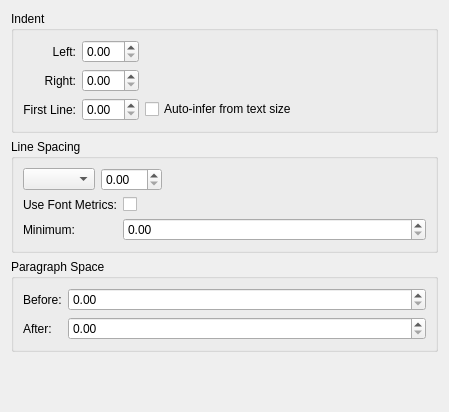
This is plugins/textshape/dialogs/ParagraphIndentSpacing.ui in KDE/krita as Qt 5 draws it before an edit. The edited form follows.
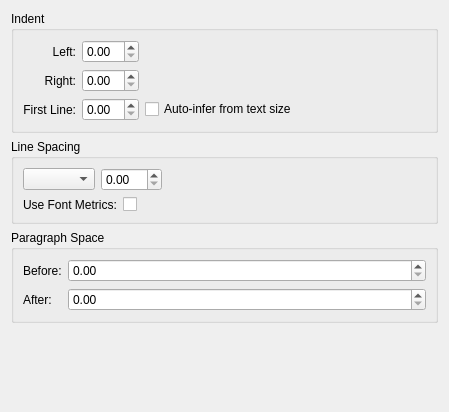
This is the edited form. The open tabs and pages were chosen to show the change. Custom widgets are drawn as their Qt base class.

Commit message:
Make sure linespacing is applied and also make usre we do the inheritance check
However the fix contains a new string so it can't be backported to 2.4 series

Diff of the .ui file:
```diff
--- a/plugins/textshape/dialogs/ParagraphIndentSpacing.ui
+++ b/plugins/textshape/dialogs/ParagraphIndentSpacing.ui
@@ -12,16 +12,16 @@
   <property name="whatsThis" >
    <string>&lt;p>&lt;ul>&lt;li>&lt;b>Single&lt;/b>: The normal linespacing&lt;/li>&lt;/ul>&lt;/p> </string>
   </property>
-  <layout class="QGridLayout" >
-   <item row="0" column="0" >
-    <widget class="QGroupBox">
-     <property name="title" >
+  <layout class="QGridLayout">
+   <item row="0" column="0">
+    <widget class="QGroupBox" name="groupBox">
+     <property name="title">
       <string>Indent</string>
      </property>
      <layout class="QGridLayout" columnstretch="0,0,1">
-      <item row="0" column="0" >
-       <widget class="QLabel">
-        <property name="text" >
+      <item row="0" column="0">
+       <widget class="QLabel" name="label">
+        <property name="text">
          <string>Left:</string>
         </property>
         <property name="alignment">
@@ -42,9 +42,9 @@
         </property>
        </spacer>
       </item>
-      <item row="1" column="0" >
-       <widget class="QLabel">
-        <property name="text" >
+      <item row="1" column="0">
+       <widget class="QLabel" name="label">
+        <property name="text">
          <string>Right:</string>
         </property>
         <property name="alignment">
@@ -58,9 +58,9 @@
       <item row="1" column="1" >
        <widget class="KoUnitDoubleSpinBox" name="right" />
       </item>
-      <item row="2" column="0" >
-       <widget class="QLabel">
-        <property name="text" >
+      <item row="2" column="0">
+       <widget class="QLabel" name="label">
+        <property name="text">
          <string>First Line:</string>
         </property>
         <property name="alignment">
@@ -84,12 +84,12 @@
      </layout>
     </widget>
    </item>
-   <item row="1" column="0" >
-    <widget class="QGroupBox">
-     <property name="whatsThis" >
-      <string>&lt;p>&lt;ul>&lt;li>&lt;b>Single&lt;/b>: The normal linespacing&lt;/li>&lt;/ul>&lt;/p> </string>
+   <item row="1" column="0">
+    <widget class="QGroupBox" name="groupBox">
+     <property name="whatsThis">
+      <string>&lt;p&gt;&lt;ul&gt;&lt;li&gt;&lt;b&gt;Single&lt;/b&gt;: The normal linespacing&lt;/li&gt;&lt;/ul&gt;&lt;/p&gt; </string>
      </property>
-     <property name="title" >
+     <property name="title">
       <string>Line Spacing</string>
      </property>
      <layout class="QVBoxLayout">
@@ -150,18 +150,27 @@
         <property name="orientation" >
          <enum>Qt::Horizontal</enum>
         </property>
+          <property name="sizeHint" stdset="0">
+           <size>
+            <width>0</width>
+            <height>0</height>
+           </size>
+          </property>
        </spacer>
       </item>
      </layout>
       </item>
       <item>
-       <layout class="QFormLayout" >
-        <property name="margin" >
+       <layout class="QFormLayout">
+        <property name="fieldGrowthPolicy">
+         <enum>QFormLayout::ExpandingFieldsGrow</enum>
+        </property>
+        <property name="margin">
          <number>0</number>
         </property>
-        <item row="0" column="0" >
-         <widget class="QLabel">
-          <property name="text" >
+        <item row="0" column="0">
+         <widget class="QLabel" name="label">
+          <property name="text">
            <string>Use Font Metrics:</string>
           </property>
           <property name="buddy" >
@@ -176,33 +185,20 @@
           </property>
          </widget>
         </item>
-        <item row="1" column="0" >
-         <widget class="QLabel">
-          <property name="text" >
-           <string>Minimum:</string>
-          </property>
-          <property name="buddy" >
-           <cstring>minimumLineSpacing</cstring>
-          </property>
-         </widget>
-        </item>
-        <item row="1" column="1" >
-         <widget class="KoUnitDoubleSpinBox" name="minimumLineSpacing" />
-        </item>
        </layout>
       </item>
      </layout>
     </widget>
    </item>
-   <item row="2" column="0" >
-    <widget class="QGroupBox">
-     <property name="title" >
+   <item row="2" column="0">
+    <widget class="QGroupBox" name="groupBox">
+     <property name="title">
       <string>Paragraph Space</string>
      </property>
-     <layout class="QFormLayout" >
-      <item row="0" column="0" >
-       <widget class="QLabel">
-        <property name="text" >
+     <layout class="QFormLayout">
+      <item row="0" column="0">
+       <widget class="QLabel" name="label">
+        <property name="text">
          <string>Before:</string>
         </property>
         <property name="buddy" >
@@ -213,9 +209,9 @@
       <item row="0" column="1" >
        <widget class="KoUnitDoubleSpinBox" name="before" />
       </item>
-      <item row="1" column="0" >
-       <widget class="QLabel">
-        <property name="text" >
+      <item row="1" column="0">
+       <widget class="QLabel" name="label">
+        <property name="text">
          <string>After:</string>
         </property>
         <property name="buddy" >
```
Left out of the diff: 112 changed lines with no effect on the pictures. Lines whose indentation alone changed are shown as unchanged. The commit also changes 2 other files.
